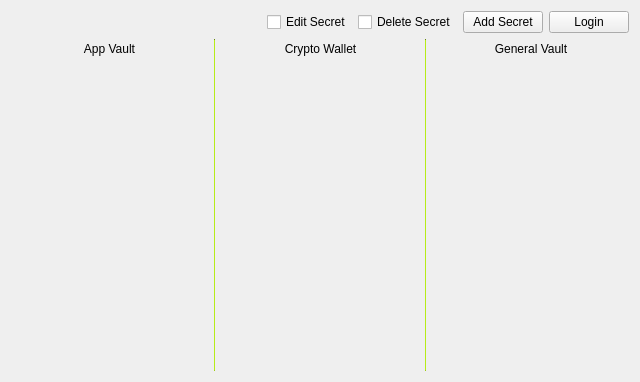
Above: designs/xml/vault_tab.ui from daniel-deru/WorkMate-3.0 before the change. Below: the same form after it.
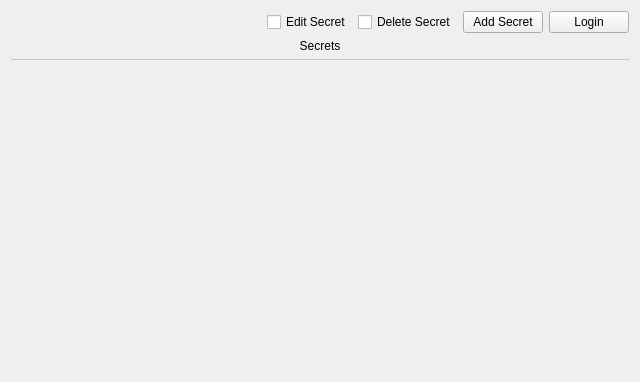
That is the form after the change.

Commit message: fixed bug with vault tab

```diff
--- a/designs/xml/vault_tab.ui
+++ b/designs/xml/vault_tab.ui
@@ -84,347 +84,46 @@
     </layout>
    </item>
    <item>
-    <layout class="QHBoxLayout" name="horizontalLayout">
-     <item>
-      <layout class="QVBoxLayout" name="verticalLayout_2">
-       <property name="sizeConstraint">
-        <enum>QLayout::SetFixedSize</enum>
-       </property>
-       <item>
-        <layout class="QHBoxLayout" name="horizontalLayout_4">
-         <property name="sizeConstraint">
-          <enum>QLayout::SetFixedSize</enum>
-         </property>
-         <item>
-          <spacer name="horizontalSpacer_2">
-           <property name="orientation">
-            <enum>Qt::Horizontal</enum>
-           </property>
-           <property name="sizeHint" stdset="0">
-            <size>
-             <width>40</width>
-             <height>20</height>
-            </size>
-           </property>
-          </spacer>
-         </item>
-         <item>
-          <widget class="QLabel" name="lbl_app_vault">
-           <property name="sizePolicy">
-            <sizepolicy hsizetype="Fixed" vsizetype="Preferred">
-             <horstretch>0</horstretch>
-             <verstretch>0</verstretch>
-            </sizepolicy>
-           </property>
-           <property name="text">
-            <string>App Vault</string>
-           </property>
-           <property name="alignment">
-            <set>Qt::AlignCenter</set>
-           </property>
-          </widget>
-         </item>
-         <item>
-          <spacer name="horizontalSpacer_3">
-           <property name="orientation">
-            <enum>Qt::Horizontal</enum>
-           </property>
-           <property name="sizeHint" stdset="0">
-            <size>
-             <width>40</width>
-             <height>20</height>
-            </size>
-           </property>
-          </spacer>
-         </item>
-        </layout>
-       </item>
-       <item>
-        <widget class="QScrollArea" name="scrollArea">
-         <property name="styleSheet">
-          <string notr="true">padding: 0px;</string>
-         </property>
-         <property name="frameShape">
-          <enum>QFrame::NoFrame</enum>
-         </property>
-         <property name="widgetResizable">
-          <bool>true</bool>
-         </property>
-         <widget class="QWidget" name="scrollAreaWidgetContents">
-          <property name="geometry">
-           <rect>
-            <x>0</x>
-            <y>0</y>
-            <width>196</width>
-            <height>301</height>
-           </rect>
-          </property>
-          <layout class="QVBoxLayout" name="verticalLayout_5">
-           <item>
-            <layout class="QVBoxLayout" name="vbox_app_vault">
-             <property name="spacing">
-              <number>6</number>
-             </property>
-             <property name="sizeConstraint">
-              <enum>QLayout::SetDefaultConstraint</enum>
-             </property>
-            </layout>
-           </item>
-           <item>
-            <spacer name="verticalSpacer">
-             <property name="orientation">
-              <enum>Qt::Vertical</enum>
-             </property>
-             <property name="sizeHint" stdset="0">
-              <size>
-               <width>20</width>
-               <height>40</height>
-              </size>
-             </property>
-            </spacer>
-           </item>
-          </layout>
-         </widget>
-        </widget>
-       </item>
-      </layout>
-     </item>
-     <item>
-      <widget class="QFrame" name="frame">
-       <property name="minimumSize">
-        <size>
-         <width>1</width>
-         <height>0</height>
-        </size>
-       </property>
-       <property name="maximumSize">
-        <size>
-         <width>1</width>
-         <height>16777215</height>
-        </size>
-       </property>
-       <property name="styleSheet">
-        <string notr="true">background-color: #9ecd16;width: 1px</string>
-       </property>
-       <property name="frameShape">
-        <enum>QFrame::VLine</enum>
-       </property>
-       <property name="frameShadow">
-        <enum>QFrame::Sunken</enum>
-       </property>
-       <property name="lineWidth">
-        <number>1</number>
-       </property>
-      </widget>
-     </item>
-     <item>
-      <layout class="QVBoxLayout" name="verticalLayout_3">
-       <property name="sizeConstraint">
-        <enum>QLayout::SetFixedSize</enum>
-       </property>
-       <item>
-        <layout class="QHBoxLayout" name="horizontalLayout_5">
-         <item>
-          <spacer name="horizontalSpacer_5">
-           <property name="orientation">
-            <enum>Qt::Horizontal</enum>
-           </property>
-           <property name="sizeHint" stdset="0">
-            <size>
-             <width>40</width>
-             <height>20</height>
-            </size>
-           </property>
-          </spacer>
-         </item>
-         <item>
-          <widget class="QLabel" name="lbl_crypto_vault">
-           <property name="sizePolicy">
-            <sizepolicy hsizetype="Fixed" vsizetype="Preferred">
-             <horstretch>0</horstretch>
-             <verstretch>0</verstretch>
-            </sizepolicy>
-           </property>
-           <property name="text">
-            <string>Crypto Wallet</string>
-           </property>
-           <property name="alignment">
-            <set>Qt::AlignCenter</set>
-           </property>
-          </widget>
-         </item>
-         <item>
-          <spacer name="horizontalSpacer_4">
-           <property name="orientation">
-            <enum>Qt::Horizontal</enum>
-           </property>
-           <property name="sizeHint" stdset="0">
-            <size>
-             <width>40</width>
-             <height>20</height>
-            </size>
-           </property>
-          </spacer>
-         </item>
-        </layout>
-       </item>
-       <item>
-        <widget class="QScrollArea" name="scrollArea_2">
-         <property name="frameShape">
-          <enum>QFrame::NoFrame</enum>
-         </property>
-         <property name="widgetResizable">
-          <bool>true</bool>
-         </property>
-         <widget class="QWidget" name="scrollAreaWidgetContents_2">
-          <property name="geometry">
-           <rect>
-            <x>0</x>
-            <y>0</y>
-            <width>196</width>
-            <height>301</height>
-           </rect>
-          </property>
-          <layout class="QVBoxLayout" name="verticalLayout_6">
-           <item>
-            <layout class="QVBoxLayout" name="vbox_crypto_vault"/>
-           </item>
-           <item>
-            <spacer name="verticalSpacer_2">
-             <property name="orientation">
-              <enum>Qt::Vertical</enum>
-             </property>
-             <property name="sizeHint" stdset="0">
-              <size>
-               <width>20</width>
-               <height>40</height>
-              </size>
-             </property>
-            </spacer>
-           </item>
-          </layout>
-         </widget>
-        </widget>
-       </item>
-      </layout>
-     </item>
-     <item>
-      <widget class="QFrame" name="frame_2">
-       <property name="minimumSize">
-        <size>
-         <width>1</width>
-         <height>0</height>
-        </size>
-       </property>
-       <property name="maximumSize">
-        <size>
-         <width>1</width>
-         <height>16777215</height>
-        </size>
-       </property>
-       <property name="styleSheet">
-        <string notr="true">background-color: #9ecd16;</string>
-       </property>
-       <property name="frameShape">
-        <enum>QFrame::VLine</enum>
-       </property>
-       <property name="frameShadow">
-        <enum>QFrame::Sunken</enum>
-       </property>
-      </widget>
-     </item>
-     <item>
-      <layout class="QVBoxLayout" name="verticalLayout_4">
-       <property name="sizeConstraint">
-        <enum>QLayout::SetFixedSize</enum>
-       </property>
-       <item>
-        <layout class="QHBoxLayout" name="horizontalLayout_6">
-         <item>
-          <spacer name="horizontalSpacer_6">
-           <property name="orientation">
-            <enum>Qt::Horizontal</enum>
-           </property>
-           <property name="sizeHint" stdset="0">
-            <size>
-             <width>40</width>
-             <height>20</height>
-            </size>
-           </property>
-          </spacer>
-         </item>
-         <item>
-          <widget class="QLabel" name="lbl_general_vault">
-           <property name="sizePolicy">
-            <sizepolicy hsizetype="Fixed" vsizetype="Preferred">
-             <horstretch>0</horstretch>
-             <verstretch>0</verstretch>
-            </sizepolicy>
-           </property>
-           <property name="text">
-            <string>General Vault</string>
-           </property>
-           <property name="alignment">
-            <set>Qt::AlignCenter</set>
-           </property>
-          </widget>
-         </item>
-         <item>
-          <spacer name="horizontalSpacer_7">
-           <property name="orientation">
-            <enum>Qt::Horizontal</enum>
-           </property>
-           <property name="sizeHint" stdset="0">
-            <size>
-             <width>40</width>
-             <height>20</height>
-            </size>
-           </property>
-          </spacer>
-         </item>
-        </layout>
-       </item>
-       <item>
-        <widget class="QScrollArea" name="scrollArea_3">
-         <property name="frameShape">
-          <enum>QFrame::NoFrame</enum>
-         </property>
-         <property name="widgetResizable">
-          <bool>true</bool>
-         </property>
-         <widget class="QWidget" name="scrollAreaWidgetContents_3">
-          <property name="geometry">
-           <rect>
-            <x>0</x>
-            <y>0</y>
-            <width>196</width>
-            <height>301</height>
-           </rect>
-          </property>
-          <layout class="QVBoxLayout" name="verticalLayout_7">
-           <item>
-            <layout class="QVBoxLayout" name="vbox_general_vault"/>
-           </item>
-           <item>
-            <spacer name="verticalSpacer_3">
-             <property name="orientation">
-              <enum>Qt::Vertical</enum>
-             </property>
-             <property name="sizeHint" stdset="0">
-              <size>
-               <width>20</width>
-               <height>40</height>
-              </size>
-             </property>
-            </spacer>
-           </item>
-          </layout>
-         </widget>
-        </widget>
-       </item>
-      </layout>
-     </item>
-    </layout>
+    <widget class="QLabel" name="label">
+     <property name="text">
+      <string>Secrets</string>
+     </property>
+     <property name="alignment">
+      <set>Qt::AlignCenter</set>
+     </property>
+    </widget>
+   </item>
+   <item>
+    <widget class="Line" name="line">
+     <property name="maximumSize">
+      <size>
+       <width>16777215</width>
+       <height>1</height>
+      </size>
+     </property>
+     <property name="styleSheet">
+      <string notr="true">background: #9ecd16;</string>
+     </property>
+     <property name="orientation">
+      <enum>Qt::Horizontal</enum>
+     </property>
+    </widget>
+   </item>
+   <item>
+    <layout class="QGridLayout" name="gbox_secrets"/>
+   </item>
+   <item>
+    <spacer name="verticalSpacer">
+     <property name="orientation">
+      <enum>Qt::Vertical</enum>
+     </property>
+     <property name="sizeHint" stdset="0">
+      <size>
+       <width>20</width>
+       <height>40</height>
+      </size>
+     </property>
+    </spacer>
    </item>
   </layout>
  </widget>
```
The commit also changes 13 other files.
